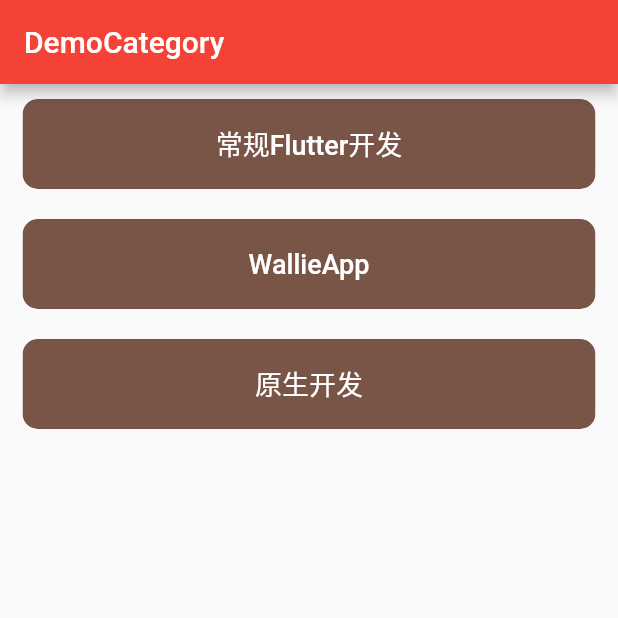
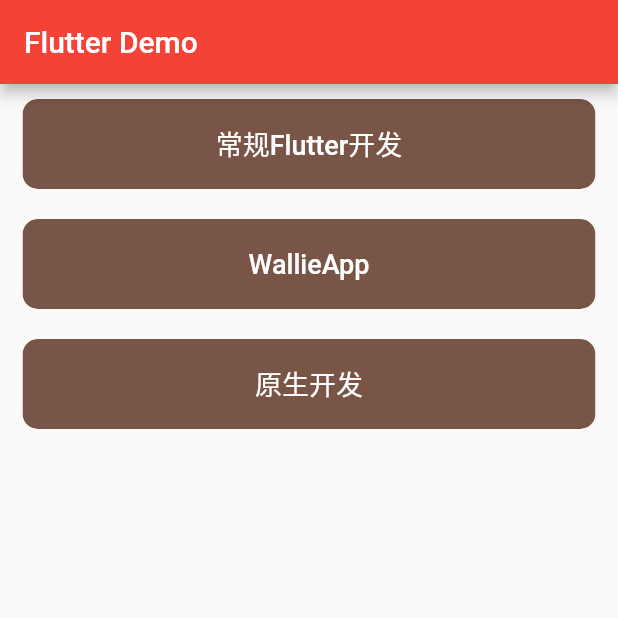
Before and after one commit to xionghaoo/flutter_demo, a Flutter app: the screen it shows after launch, on a phone screen of 412 x 824 dp, the top half of it. Run offline on Flutter 3.47's test engine with Material 2 defaults, Android fonts, the phone set to English and light mode, and no system bars; our stand-ins replace camera, flutter_redux, fluttertoast, progress_dialog, pull_to_refresh and 3 more; missing offline and left inert: dart:ffi; accounts and stored records are empty; generated files the repository leaves out were written again.

Commit message:
animation gif

```diff
--- a/lib/home.dart
+++ b/lib/home.dart
@@ -24,7 +24,7 @@
   Widget build(BuildContext context) {
     return Scaffold(
       appBar: AppBar(
-        title: Text("首页"),
+        title: Text("菜单"),
       ),
       body: _DemoItemsView([
         "搜索",
--- a/lib/screen/category_page.dart
+++ b/lib/screen/category_page.dart
@@ -51,7 +51,7 @@
     // Scaffold是Material样式的布局结构
     return Scaffold(
       appBar: AppBar(
-        title: Text("DemoCategory"),
+        title: Text("Flutter Demo"),
       ),
       body: ListView.builder(
         itemCount: categories.length,
```
Also changed, not shown: tab切换动画.gif (added), 太极动画.gif (added), 1 other file.
